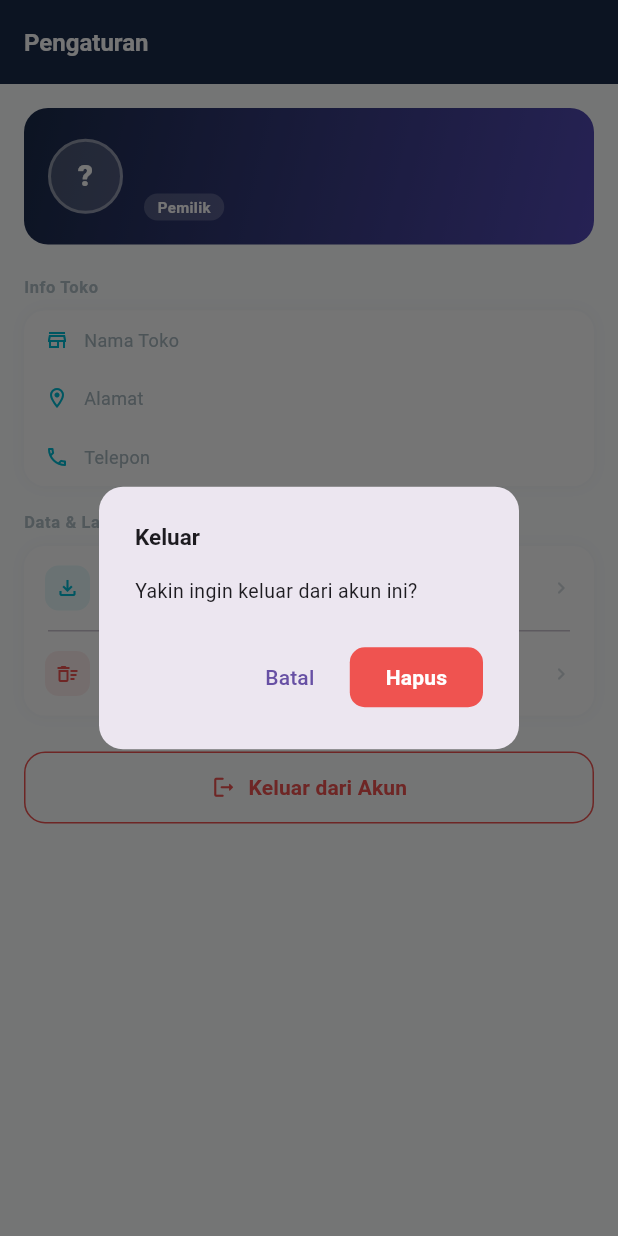
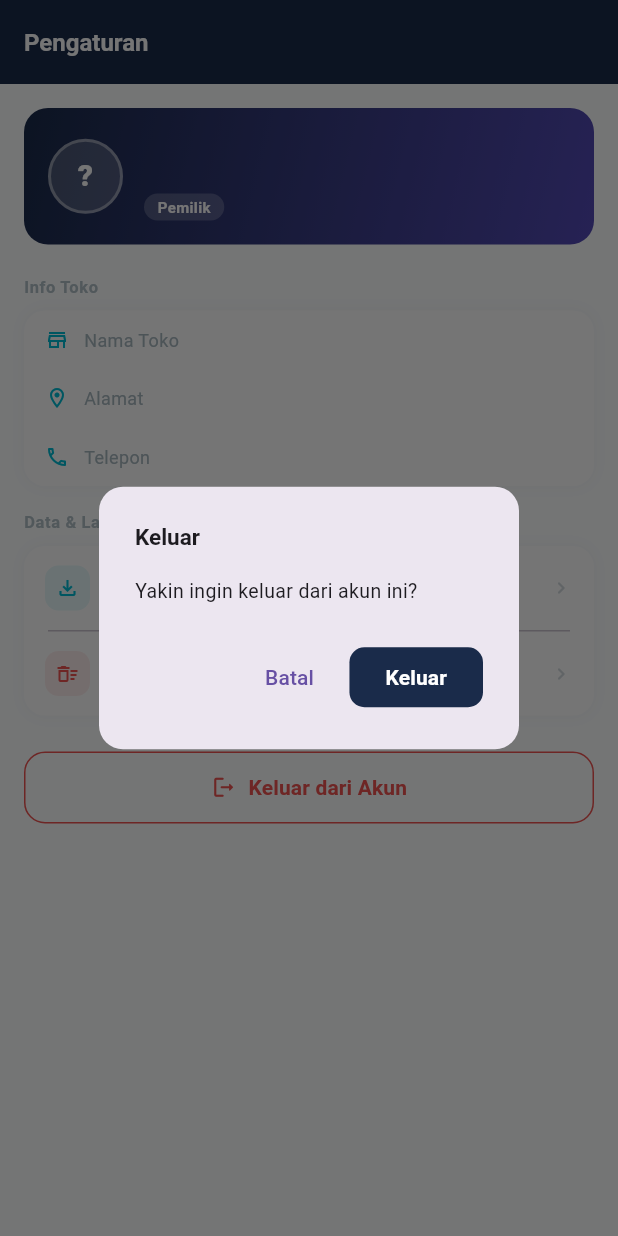
Before and after one commit to lakuna2/Inventify, a Flutter app: the OwnerPengaturan screen opened directly, after a tap on "Keluar dari Akun", on a phone screen of 412 x 824 dp. Run offline on Flutter 3.47's test engine with Material 3 defaults, Android fonts, the phone set to English and light mode, and no system bars; our stand-ins replace cloud_firestore, firebase_auth, firebase_core; missing offline and left inert: mobile_scanner, splash_master; accounts and stored records are empty.

Commit message:
logout owner

```diff
--- a/lib/owner/owner_pengaturan.dart
+++ b/lib/owner/owner_pengaturan.dart
@@ -35,8 +35,26 @@ class _OwnerPengaturanState extends State<OwnerPengaturan> {
   }
 
   Future<void> _logout() async {
-    final ok = await confirmDelete(context,
-      judul: 'Keluar', isi: 'Yakin ingin keluar dari akun ini?', dangerous: true);
+    final ok = await showDialog<bool>(
+      context: context,
+      builder: (_) => AlertDialog(
+        shape: RoundedRectangleBorder(borderRadius: BorderRadius.circular(16)),
+        title: const Text('Keluar', style: TextStyle(fontWeight: FontWeight.w700, fontSize: 15)),
+        content: const Text('Yakin ingin keluar dari akun ini?', style: TextStyle(fontSize: 13)),
+        actions: [
+          TextButton(
+            onPressed: () => Navigator.pop(context, false),
+            child: const Text('Batal')),
+          ElevatedButton(
+            onPressed: () => Navigator.pop(context, true),
+            style: ElevatedButton.styleFrom(
+              backgroundColor: AppColors.primary, foregroundColor: Colors.white,
+              shape: RoundedRectangleBorder(borderRadius: BorderRadius.circular(10)),
+              elevation: 0),
+            child: const Text('Keluar', style: TextStyle(fontWeight: FontWeight.w700))),
+        ],
+      ),
+    ) ?? false;
     if (ok) await FirebaseAuth.instance.signOut();
   }
 
@@ -49,15 +67,11 @@ class _OwnerPengaturanState extends State<OwnerPengaturan> {
     try {
       final txList = await _svc.getTransaksi();
       await _svc.hapusSemua(txList.map((tx) => tx['id'] as String).toList());
-      if (mounted) {
-        ScaffoldMessenger.of(context).showSnackBar(
+      if (mounted) ScaffoldMessenger.of(context).showSnackBar(
         const SnackBar(content: Text('Semua riwayat dihapus'), backgroundColor: Color(0xFF1D9E75)));
-      }
     } catch (e) {
-      if (mounted) {
-        ScaffoldMessenger.of(context).showSnackBar(
+      if (mounted) ScaffoldMessenger.of(context).showSnackBar(
         SnackBar(content: Text('Gagal: $e'), backgroundColor: AppColors.habis));
-      }
     }
   }
 
```
